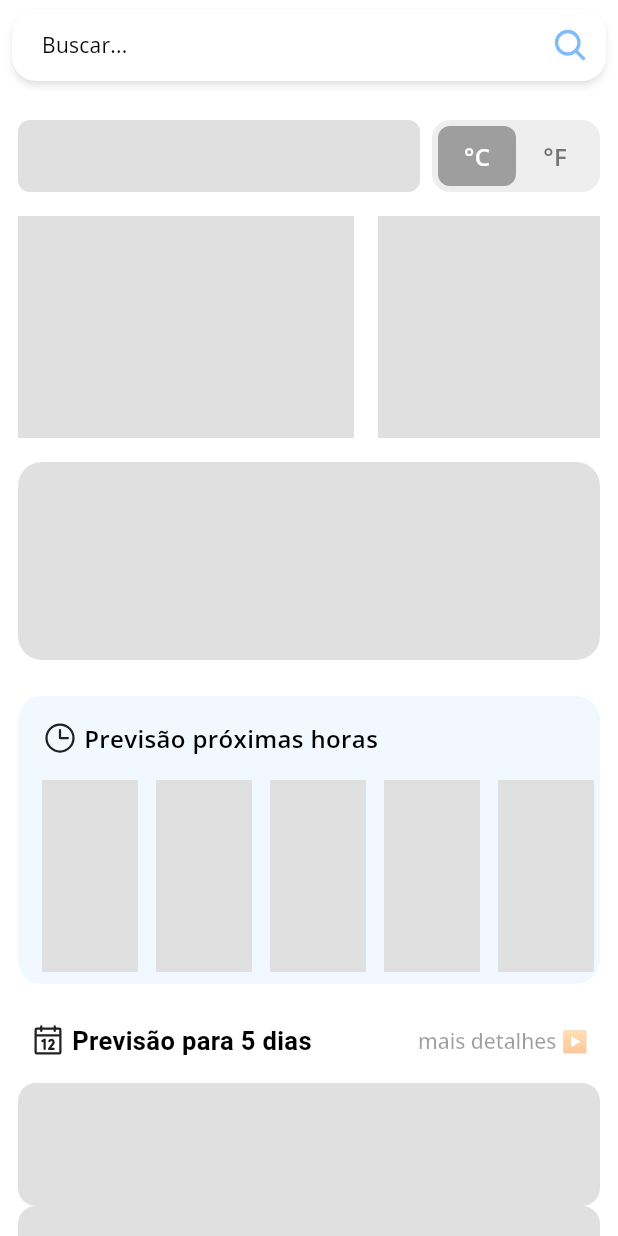
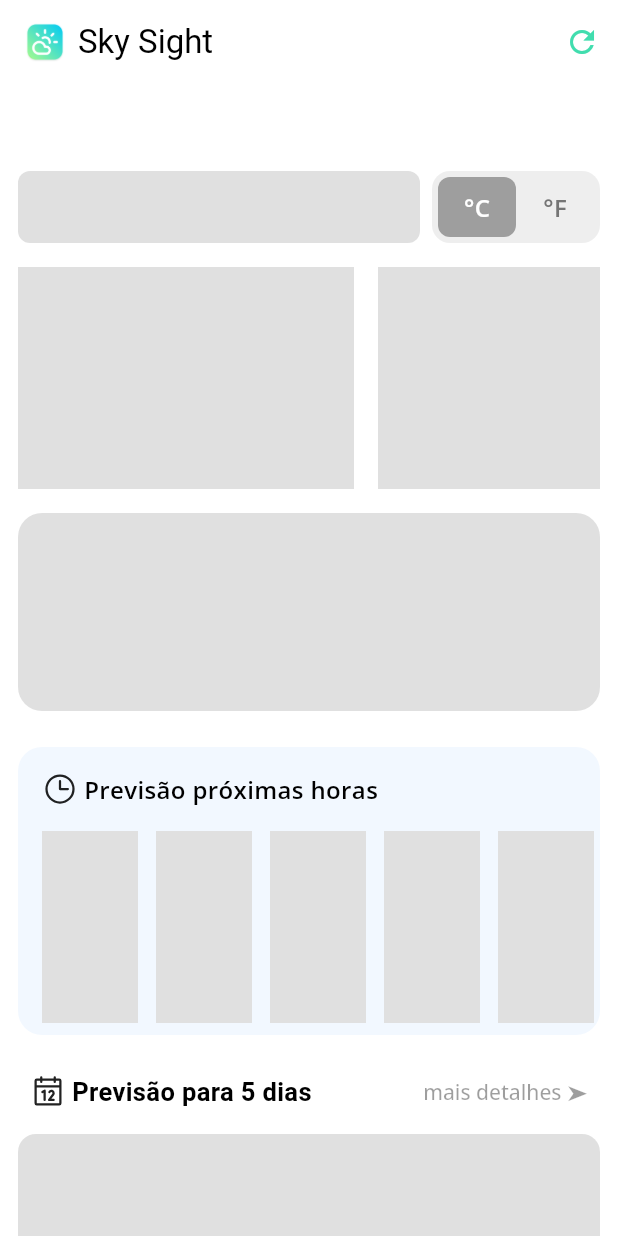
Before and after one commit to rafaelmachadobr/sky-sight, a Flutter app: the screen it shows after launch, on a phone screen of 412 x 824 dp. Run offline on Flutter 3.47's test engine with Material 3 defaults, Android fonts, the phone set to English and light mode, and no system bars; drawn by our look-alikes of shimmer; our stand-ins replace country_picker, flutter_dotenv, geolocator, google_fonts, latlong2, material_floating_search_bar_2 and 1 more.

Commit message:
feat: att mobile2

```diff
--- a/mobile/lib/Screens/homeScreen.dart
+++ b/mobile/lib/Screens/homeScreen.dart
@@ -1,14 +1,12 @@
-// ignore_for_file: public_member_api_docs, sort_constructors_first
 import 'package:flutter/material.dart';
 import 'package:flutter_weather/screens/locationError.dart';
 import 'package:geolocator/geolocator.dart';
-import 'package:material_floating_search_bar_2/material_floating_search_bar_2.dart';
-import 'package:phosphor_flutter/phosphor_flutter.dart';
+//import 'package:phosphor_flutter/phosphor_flutter.dart';
 import 'package:provider/provider.dart';
 
 import '../provider/weatherProvider.dart';
-import '../theme/colors.dart';
-import '../theme/textStyle.dart';
+//import '../theme/colors.dart';
+//import '../theme/textStyle.dart';
 import '../widgets/WeatherInfoHeader.dart';
 import '../widgets/mainWeatherDetail.dart';
 import '../widgets/mainWeatherInfo.dart';
@@ -25,8 +23,6 @@ class HomeScreen extends StatefulWidget {
 }
 
 class _HomeScreenState extends State<HomeScreen> {
-  FloatingSearchBarController fsc = FloatingSearchBarController();
-
   @override
   void initState() {
     super.initState();
@@ -41,6 +37,28 @@ class _HomeScreenState extends State<HomeScreen> {
   @override
   Widget build(BuildContext context) {
     return Scaffold(
+      appBar: AppBar(
+        title: Row(
+          children: [
+            Image.asset(
+              'assets/images/icon.png',
+              height: 28.0,
+              width: 28.0,
+            ),
+            SizedBox(width: 8.0),
+            Text("Sky Sight"),
+            Spacer(),
+          ],
+        ),
+        centerTitle: true,
+        actions: [
+          IconButton(
+            icon: Icon(Icons.refresh),
+            color: const Color.fromARGB(255, 65, 221, 174),
+            onPressed: requestWeather,
+          ),
+        ],
+      ),
       body: Consumer<WeatherProvider>(
         builder: (context, weatherProv, _) {
           if (!weatherProv.isLoading && !weatherProv.isLocationserviceEnabled)
@@ -54,16 +72,14 @@ class _HomeScreenState extends State<HomeScreen> {
 
           if (weatherProv.isRequestError) return RequestErrorDisplay();
 
-          if (weatherProv.isSearchError) return SearchErrorDisplay(fsc: fsc);
+          //if (weatherProv.isSearchError) return SearchErrorDisplay(fsc: null);
 
-          return Stack(
-            children: [
-              ListView(
+          return ListView(
             physics: BouncingScrollPhysics(),
             padding: const EdgeInsets.all(12.0).copyWith(
               top: kToolbarHeight +
                   MediaQuery.viewPaddingOf(context).top +
-                      24.0,
+                  2.0,
             ),
             children: [
               WeatherInfoHeader(),
@@ -76,124 +92,9 @@ class _HomeScreenState extends State<HomeScreen> {
               const SizedBox(height: 18.0),
               FiveDayForecast(),
             ],
-              ),
-              CustomSearchBar(fsc: fsc),
-            ],
           );
         },
       ),
     );
   }
 }
-
-class CustomSearchBar extends StatefulWidget {
-  final FloatingSearchBarController fsc;
-  const CustomSearchBar({
-    Key? key,
-    required this.fsc,
-  }) : super(key: key);
-
-  @override
-  State<CustomSearchBar> createState() => _CustomSearchBarState();
-}
-
-class _CustomSearchBarState extends State<CustomSearchBar> {
-  List<String> _citiesSuggestion = [
-    'São Paulo',
-    'Brasília',
-    'Santos',
-    'Vancouver',
-    'Miami Beach',
-    'Sydney'
-  ];
-
-  @override
-  Widget build(BuildContext context) {
-    return FloatingSearchBar(
-      controller: widget.fsc,
-      hint: 'Buscar...',
-      clearQueryOnClose: false,
-      scrollPadding: const EdgeInsets.only(top: 16.0, bottom: 56.0),
-      transitionDuration: const Duration(milliseconds: 400),
-      borderRadius: BorderRadius.circular(16.0),
-      transitionCurve: Curves.easeInOut,
-      accentColor: primaryBlue,
-      hintStyle: regularText,
-      queryStyle: regularText,
-      physics: const BouncingScrollPhysics(),
-      elevation: 2.0,
-      debounceDelay: const Duration(milliseconds: 500),
-      onQueryChanged: (query) {},
-      onSubmitted: (query) async {
-        widget.fsc.close();
-        await Provider.of<WeatherProvider>(context, listen: false)
-            .searchWeather(query);
-      },
-      transition: CircularFloatingSearchBarTransition(),
-      actions: [
-        FloatingSearchBarAction(
-          showIfOpened: false,
-          child: PhosphorIcon(
-            PhosphorIconsBold.magnifyingGlass,
-            color: primaryBlue,
-          ),
-        ),
-        FloatingSearchBarAction.icon(
-          showIfClosed: false,
-          showIfOpened: true,
-          icon: PhosphorIcon(
-            PhosphorIconsBold.x,
-            color: primaryBlue,
-          ),
-          onTap: () {
-            if (widget.fsc.query.isEmpty) {
-              widget.fsc.close();
-            } else {
-              widget.fsc.clear();
-            }
-          },
-        ),
-      ],
-      builder: (context, transition) {
-        return ClipRRect(
-          borderRadius: BorderRadius.circular(8.0),
-          child: Material(
-            color: Colors.white,
-            elevation: 4.0,
-            child: ListView.separated(
-              shrinkWrap: true,
-              physics: BouncingScrollPhysics(),
-              padding: EdgeInsets.zero,
-              itemCount: _citiesSuggestion.length,
-              itemBuilder: (context, index) {
-                String data = _citiesSuggestion[index];
-                return InkWell(
-                  onTap: () async {
-                    widget.fsc.query = data;
-                    widget.fsc.close();
-                    await Provider.of<WeatherProvider>(context, listen: false)
-                        .searchWeather(data);
-                  },
-                  child: Container(
-                    padding: const EdgeInsets.all(22.0),
-                    child: Row(
-                      children: [
-                        PhosphorIcon(PhosphorIconsFill.mapPin),
-                        const SizedBox(width: 22.0),
-                        Text(data, style: mediumText),
-                      ],
-                    ),
-                  ),
-                );
-              },
-              separatorBuilder: (context, index) => Divider(
-                thickness: 1.0,
-                height: 0.0,
-              ),
-            ),
-          ),
-        );
-      },
-    );
-  }
-}
--- a/mobile/lib/main.dart
+++ b/mobile/lib/main.dart
@@ -6,8 +6,11 @@ import 'package:provider/provider.dart';
 import './provider/weatherProvider.dart';
 import 'screens/homeScreen.dart';
 import 'Screens/fiveDayForecastDetailScreen.dart';
+//import 'package:intl/intl.dart';
+import 'package:intl/date_symbol_data_local.dart';
 
 void main() async {
+  await initializeDateFormatting('pt_BR', null);
   await dotenv.load(fileName: ".env");
   runApp(
     MyApp(),
--- a/mobile/lib/provider/weatherProvider.dart
+++ b/mobile/lib/provider/weatherProvider.dart
@@ -98,7 +98,7 @@ class WeatherProvider with ChangeNotifier {
 
   Future<void> getCurrentWeather(LatLng location) async {
     Uri url = Uri.parse(
-      'https://api.openweathermap.org/data/2.5/weather?lat=${location.latitude}&lon=${location.longitude}&units=metric&appid=$apiKey&lang=pt_br',
+      'https://api.openweathermap.org/data/2.5/weather?lat=-23.587405&lon=-46.65773&units=metric&appid=$apiKey&lang=pt_br',
     );
     try {
       final response = await http.get(url);
@@ -117,7 +117,7 @@ class WeatherProvider with ChangeNotifier {
     notifyListeners();
 
     Uri dailyUrl = Uri.parse(
-      'https://api.openweathermap.org/data/2.5/forecast?lat=${location.latitude}&lon=${location.longitude}&appid=$apiKey&units=metric&lang=pt_br',
+      'https://api.openweathermap.org/data/2.5/forecast?lat=-23.587405&lon=-46.65773&lang=pt_br&appid=$apiKey&units=metric',
     );
     try {
       final response = await http.get(dailyUrl);
--- a/mobile/lib/widgets/WeatherInfoHeader.dart
+++ b/mobile/lib/widgets/WeatherInfoHeader.dart
@@ -1,7 +1,7 @@
 import 'package:country_picker/country_picker.dart';
 import 'package:flutter/material.dart';
 import 'package:flutter_weather/provider/weatherProvider.dart';
-import 'package:flutter_weather/theme/colors.dart';
+//import 'package:flutter_weather/theme/colors.dart';
 import 'package:flutter_weather/theme/textStyle.dart';
 import 'package:flutter_weather/widgets/customShimmer.dart';
 import 'package:intl/intl.dart';
@@ -48,7 +48,7 @@ class WeatherInfoHeader extends StatelessWidget {
                         const SizedBox(height: 4.0),
                         FittedBox(
                           child: Text(
-                            DateFormat('EEEE MMM dd, y  hh:mm a')
+                            DateFormat('EEEE MMM dd, y  hh:mm a', 'pt_BR')
                                 .format(DateTime.now()),
                             style: regularText.copyWith(
                                 color: Colors.grey.shade700),
@@ -92,7 +92,7 @@ class WeatherInfoHeader extends StatelessWidget {
                                       borderRadius: BorderRadius.circular(8.0),
                                       color: weatherProv.isLoading
                                           ? Colors.grey
-                                          : primaryBlue,
+                                          : const Color.fromARGB(255, 0, 195, 255),
                                     ),
                                   ),
                                   Container(
@@ -131,7 +131,7 @@ class WeatherInfoHeader extends StatelessWidget {
                                       borderRadius: BorderRadius.circular(8.0),
                                       color: weatherProv.isLoading
                                           ? Colors.grey
-                                          : primaryBlue,
+                                          : const Color.fromARGB(255, 0, 195, 255),
                                     ),
                                   ),
                                 ],
--- a/mobile/lib/widgets/fiveDayForecast.dart
+++ b/mobile/lib/widgets/fiveDayForecast.dart
@@ -7,6 +7,7 @@ import 'package:flutter_weather/theme/colors.dart';
 import 'package:flutter_weather/theme/textStyle.dart';
 import 'package:flutter_weather/widgets/customShimmer.dart';
 import 'package:intl/intl.dart';
+//import 'package:intl/date_symbol_data_local.dart';
 import 'package:phosphor_flutter/phosphor_flutter.dart';
 import 'package:provider/provider.dart';
 
@@ -39,9 +40,9 @@ class FiveDayForecast extends StatelessWidget {
                       visualDensity: VisualDensity.compact,
                       padding: EdgeInsets.zero,
                       textStyle: mediumText.copyWith(fontSize: 14.0),
-                      foregroundColor: primaryBlue,
+                      foregroundColor: const Color.fromARGB(255, 65, 221, 174),
                     ),
-                    child: Text('mais detalhes ▶'),
+                    child: Text('mais detalhes ➤'),
                     onPressed: weatherProv.isLoading
                         ? null
                         : () {
@@ -100,8 +101,8 @@ class FiveDayForecast extends StatelessWidget {
                                 child: Text(
                                   index == 0
                                       ? 'Hoje'
-                                      : DateFormat('EEEE').format(weather.date),
-                                  style: semiboldText,
+                                      : DateFormat('EEEE', 'pt_BR').format(weather.date),
+                                  style: mediumText,
                                   maxLines: 1,
                                 ),
                               ),
@@ -119,7 +120,7 @@ class FiveDayForecast extends StatelessWidget {
                                 ),
                                 const SizedBox(height: 4.0),
                                 Text(
-                                  weather.weatherCategory,
+                                  weather.condition,
                                   style: lightText,
                                 ),
                               ],
--- a/mobile/lib/widgets/mainWeatherDetail.dart
+++ b/mobile/lib/widgets/mainWeatherDetail.dart
@@ -152,7 +152,7 @@ class DetailInfoTile extends StatelessWidget {
       child: Row(
         mainAxisAlignment: MainAxisAlignment.center,
         children: [
-          CircleAvatar(backgroundColor: primaryBlue, child: icon),
+          CircleAvatar(backgroundColor: const Color.fromARGB(255, 65, 221, 174), child: icon),
           const SizedBox(width: 8.0),
           Expanded(
             child: Column(
--- a/mobile/lib/widgets/twentyFourHourForecast.dart
+++ b/mobile/lib/widgets/twentyFourHourForecast.dart
@@ -102,7 +102,7 @@ class HourlyWeatherWidget extends StatelessWidget {
             children: [
               Divider(
                 thickness: 2.0,
-                color: primaryBlue,
+                color: const Color.fromARGB(255, 65, 221, 174),
               ),
               // if (index == 0)
               //   Positioned(
```
Also changed, not shown: mobile/lib/Screens/fiveDayForecastDetailScreen.dart (+56 -55 lines), mobile/assets/images/icon.png (added). Lines whose indentation alone changed are shown as unchanged.
